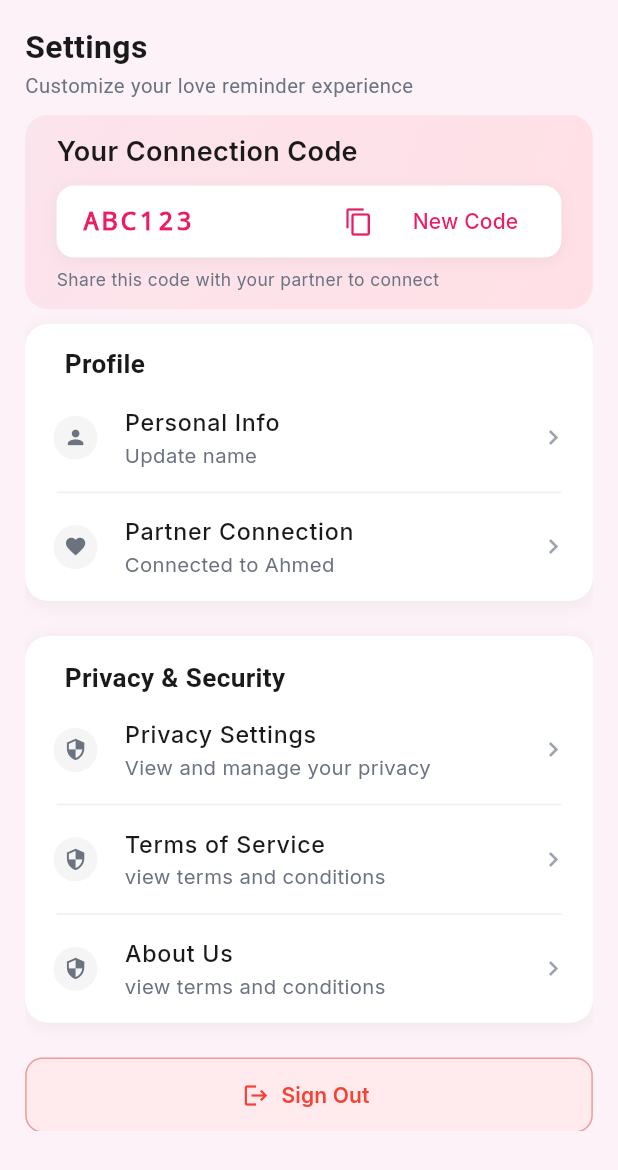
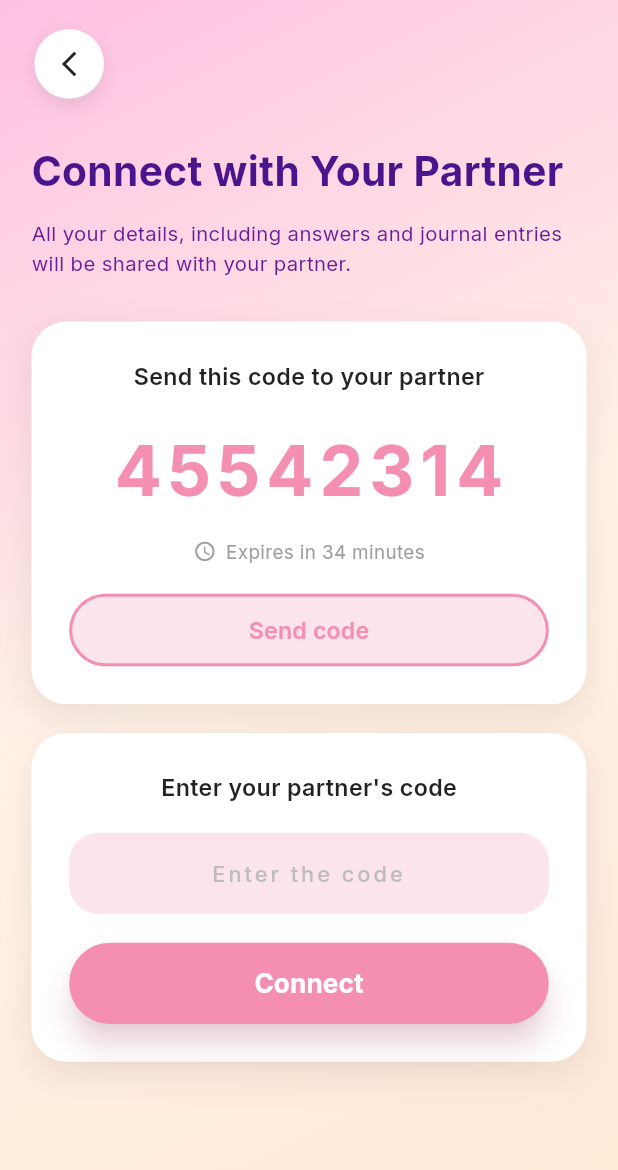
Before and after one commit to sagorahamed1/love-reminder, a Flutter app: the SettingsScreen widget shown alone on an empty page, opened directly, after a tap on "Partner Connection", on a phone screen of 412 x 824 dp. Shown: the top 1170 px of the screen. Run offline on Flutter 3.47's test engine with Material 3 defaults, Android fonts, the phone set to English and light mode, and no system bars; our stand-ins replace cached_network_image, firebase_auth, firebase_core, flutter_screenutil, flutter_staggered_animations, get and 5 more; missing offline and left inert: mime_type; accounts and stored records are empty; network calls fail.

Commit message:
connecttion system update

```diff
--- a/lib/main.dart
+++ b/lib/main.dart
@@ -14,6 +14,7 @@ import 'controllers/theme_controller.dart';
 import 'screens/auth/login_screen.dart';
 import 'screens/main_screen.dart';
 import 'screens/onboarding/onboarding_screen.dart';
+import 'screens/partner_connect_screen.dart';
 import 'screens/splash_screen.dart';
 import 'utils/app_colors.dart';
 
@@ -76,6 +77,7 @@ class MyLoveReminderApp extends StatelessWidget {
             GetPage(name: '/login', page: () => const LoginScreen()),
             GetPage(name: '/onboarding', page: () => const OnboardingScreen()),
             GetPage(name: '/main', page: () => const MainScreen()),
+            GetPage(name: '/partner-connect', page: () => const PartnerConnectScreen()),
           ],
           home: child,
         );
--- /dev/null
+++ b/lib/screens/partner_connect_screen.dart
@@ -0,0 +1,302 @@
+import 'package:flutter/material.dart';
+import 'package:flutter_screenutil/flutter_screenutil.dart';
+import 'dart:async';
+
+class PartnerConnectScreen extends StatefulWidget {
+  const PartnerConnectScreen({super.key});
+
+  @override
+  State<PartnerConnectScreen> createState() => _PartnerConnectScreenState();
+}
+
+class _PartnerConnectScreenState extends State<PartnerConnectScreen> {
+  final TextEditingController _partnerCodeController = TextEditingController();
+  final String _generatedCode = "45542314";
+  int _minutesRemaining = 34;
+  Timer? _timer;
+
+  @override
+  void initState() {
+    super.initState();
+    _startTimer();
+  }
+
+  void _startTimer() {
+    _timer = Timer.periodic(const Duration(minutes: 1), (timer) {
+      if (_minutesRemaining > 0) {
+        setState(() {
+          _minutesRemaining--;
+        });
+      } else {
+        timer.cancel();
+      }
+    });
+  }
+
+  @override
+  void dispose() {
+    _timer?.cancel();
+    _partnerCodeController.dispose();
+    super.dispose();
+  }
+
+  @override
+  Widget build(BuildContext context) {
+    return Scaffold(
+      body: Container(
+        decoration: const BoxDecoration(
+          gradient: LinearGradient(
+            begin: Alignment.topLeft,
+            end: Alignment.bottomRight,
+            colors: [
+              Color(0xFFFFC1E3),
+              Color(0xFFFFF2E6),
+              Color(0xFFFFE8D6),
+            ],
+          ),
+        ),
+        child: SafeArea(
+          child: Padding(
+            padding: EdgeInsets.symmetric(horizontal: 20.w),
+            child: Column(
+              crossAxisAlignment: CrossAxisAlignment.start,
+              children: [
+                SizedBox(height: 20.h),
+
+                // Back Button
+                GestureDetector(
+                  onTap: () => Navigator.pop(context),
+                  child: Container(
+                    width: 48.w,
+                    height: 48.h,
+                    decoration: BoxDecoration(
+                      color: Colors.white,
+                      shape: BoxShape.circle,
+                      boxShadow: [
+                        BoxShadow(
+                          color: Colors.black.withOpacity(0.1),
+                          blurRadius: 10,
+                          offset: const Offset(0, 4),
+                        ),
+                      ],
+                    ),
+                    child: const Icon(
+                      Icons.arrow_back_ios_new,
+                      color: Colors.black87,
+                      size: 20,
+                    ),
+                  ),
+                ),
+
+                SizedBox(height: 30.h),
+
+                // Title Section
+                Text(
+                  'Connect with Your Partner',
+                  style: TextStyle(
+                    fontSize: 28.sp,
+                    fontWeight: FontWeight.bold,
+                    color: const Color(0xFF4A148C),
+                  ),
+                ),
+                SizedBox(height: 12.h),
+                Text(
+                  'All your details, including answers and journal entries will be shared with your partner.',
+                  style: TextStyle(
+                    fontSize: 14.sp,
+                    color: const Color(0xFF6A1B9A),
+                    height: 1.5,
+                  ),
+                ),
+
+                SizedBox(height: 30.h),
+
+                // Send Code Card
+                Container(
+                  padding: EdgeInsets.all(24.w),
+                  decoration: BoxDecoration(
+                    color: Colors.white,
+                    borderRadius: BorderRadius.circular(24.r),
+                    boxShadow: [
+                      BoxShadow(
+                        color: Colors.black.withOpacity(0.08),
+                        blurRadius: 20,
+                        offset: const Offset(0, 8),
+                      ),
+                    ],
+                  ),
+                  child: Column(
+                    children: [
+                      Text(
+                        'Send this code to your partner',
+                        style: TextStyle(
+                          fontSize: 16.sp,
+                          fontWeight: FontWeight.w600,
+                          color: Colors.black87,
+                        ),
+                      ),
+                      SizedBox(height: 20.h),
+
+                      // Code Display
+                      Text(
+                        _generatedCode,
+                        style: TextStyle(
+                          fontSize: 48.sp,
+                          fontWeight: FontWeight.bold,
+                          color: const Color(0xFFF48FB1),
+                          letterSpacing: 4,
+                        ),
+                      ),
+
+                      SizedBox(height: 12.h),
+
+                      // Timer
+                      Row(
+                        mainAxisAlignment: MainAxisAlignment.center,
+                        children: [
+                          Icon(
+                            Icons.access_time,
+                            size: 16.sp,
+                            color: Colors.grey,
+                          ),
+                          SizedBox(width: 6.w),
+                          Text(
+                            'Expires in $_minutesRemaining minutes',
+                            style: TextStyle(
+                              fontSize: 13.sp,
+                              color: Colors.grey,
+                            ),
+                          ),
+                        ],
+                      ),
+
+                      SizedBox(height: 20.h),
+
+                      // Send Code Button
+                      SizedBox(
+                        width: double.infinity,
+                        height: 50.h,
+                        child: OutlinedButton(
+                          onPressed: () {
+                            // Handle send code
+                          },
+                          style: OutlinedButton.styleFrom(
+                            backgroundColor: const Color(0xFFFCE4EC),
+                            side: const BorderSide(
+                              color: Color(0xFFF48FB1),
+                              width: 2,
+                            ),
+                            shape: RoundedRectangleBorder(
+                              borderRadius: BorderRadius.circular(25.r),
+                            ),
+                          ),
+                          child: Text(
+                            'Send code',
+                            style: TextStyle(
+                              fontSize: 16.sp,
+                              fontWeight: FontWeight.w600,
+                              color: const Color(0xFFF48FB1),
+                            ),
+                          ),
+                        ),
+                      ),
+                    ],
+                  ),
+                ),
+
+                SizedBox(height: 20.h),
+
+                // Enter Code Card
+                Container(
+                  padding: EdgeInsets.all(24.w),
+                  decoration: BoxDecoration(
+                    color: Colors.white,
+                    borderRadius: BorderRadius.circular(24.r),
+                    boxShadow: [
+                      BoxShadow(
+                        color: Colors.black.withOpacity(0.08),
+                        blurRadius: 20,
+                        offset: const Offset(0, 8),
+                      ),
+                    ],
+                  ),
+                  child: Column(
+                    children: [
+                      Text(
+                        'Enter your partner\'s code',
+                        style: TextStyle(
+                          fontSize: 16.sp,
+                          fontWeight: FontWeight.w600,
+                          color: Colors.black87,
+                        ),
+                      ),
+                      SizedBox(height: 20.h),
+
+                      // Input Field
+                      Container(
+                        decoration: BoxDecoration(
+                          color: const Color(0xFFFCE4EC),
+                          borderRadius: BorderRadius.circular(20.r),
+                        ),
+                        child: TextField(
+                          controller: _partnerCodeController,
+                          textAlign: TextAlign.center,
+                          style: TextStyle(
+                            fontSize: 16.sp,
+                            fontWeight: FontWeight.w500,
+                            letterSpacing: 2,
+                          ),
+                          decoration: InputDecoration(
+                            hintText: 'Enter the code',
+                            hintStyle: TextStyle(
+                              color: Colors.grey.shade400,
+                              fontSize: 15.sp,
+                            ),
+                            border: InputBorder.none,
+                            contentPadding: EdgeInsets.symmetric(
+                              vertical: 16.h,
+                              horizontal: 20.w,
+                            ),
+                          ),
+                        ),
+                      ),
+
+                      SizedBox(height: 20.h),
+
+                      // Connect Button
+                      SizedBox(
+                        width: double.infinity,
+                        height: 56.h,
+                        child: ElevatedButton(
+                          onPressed: () {
+                            // Handle connect
+                          },
+                          style: ElevatedButton.styleFrom(
+                            backgroundColor: const Color(0xFFF48FB1),
+                            elevation: 8,
+                            shadowColor: const Color(0xFFF48FB1).withOpacity(0.5),
+                            shape: RoundedRectangleBorder(
+                              borderRadius: BorderRadius.circular(28.r),
+                            ),
+                          ),
+                          child: Text(
+                            'Connect',
+                            style: TextStyle(
+                              fontSize: 18.sp,
+                              fontWeight: FontWeight.bold,
+                              color: Colors.white,
+                            ),
+                          ),
+                        ),
+                      ),
+                    ],
+                  ),
+                ),
+              ],
+            ),
+          ),
+        ),
+      ),
+    );
+  }
+}
--- a/lib/screens/settings_screen.dart
+++ b/lib/screens/settings_screen.dart
@@ -2,10 +2,10 @@ import 'package:flutter/material.dart';
 import 'package:get/get.dart';
 import 'package:flutter_screenutil/flutter_screenutil.dart';
 import '../controllers/auth_controller.dart';
+import '../screens/partner_connect_screen.dart';
 import '../controllers/couple_controller.dart';
 import '../controllers/theme_controller.dart';
 import '../utils/app_colors.dart';
-import '../widgets/connection_code_card.dart';
 import '../widgets/settings_section.dart';
 import '../widgets/theme_selector.dart';
 import '../widgets/custom_text.dart';
@@ -57,15 +57,6 @@ class _SettingsScreenState extends State<SettingsScreen> {
                               const BouncingScrollPhysics(), // Better scroll physics
                           child: Column(
                             children: [
-                              ConnectionCodeCard(
-                                connectionCode:
-                                    coupleController.connectionCode.value,
-                                onGenerateNew: () {
-                                  coupleController.generateNewCode();
-                                },
-                              ),
-
-                              SizedBox(height: 10.h),
 
                               // Profile Section
                               SettingsSection(
@@ -89,7 +80,7 @@ class _SettingsScreenState extends State<SettingsScreen> {
                                         ? 'Connected to ${coupleController.partner.value!.name}'
                                         : 'Not connected',
                                     onTap: () {
-                                      // Handle connection management
+                                      Get.toNamed('/partner-connect');
                                     },
                                   ),
                                 ],
--- a/lib/widgets/connection_code_card.dart
+++ /dev/null
@@ -1,112 +0,0 @@
-import 'package:flutter/material.dart';
-import 'package:flutter/services.dart';
-import '../utils/app_colors.dart';
-import 'package:flutter_screenutil/flutter_screenutil.dart';
-
-class ConnectionCodeCard extends StatelessWidget {
-  final String connectionCode;
-  final VoidCallback onGenerateNew;
-
-  const ConnectionCodeCard({
-    super.key,
-    required this.connectionCode,
-    required this.onGenerateNew,
-  });
-
-  @override
-  Widget build(BuildContext context) {
-    return Container(
-      padding: EdgeInsets.symmetric(horizontal: 20.w, vertical: 12.h),
-      decoration: BoxDecoration(
-        gradient: const LinearGradient(
-          colors: [Color(0xFFFCE4EC), Color(0xFFFFE0E6)],
-          begin: Alignment.topLeft,
-          end: Alignment.bottomRight,
-        ),
-        borderRadius: BorderRadius.circular(16.r),
-      ),
-      child: Column(
-        crossAxisAlignment: CrossAxisAlignment.start,
-        children: [
-          const Text(
-            'Your Connection Code',
-            style: TextStyle(
-              fontSize: 18,
-              fontWeight: FontWeight.w600,
-              color: AppColors.textPrimary,
-            ),
-          ),
-          SizedBox(height: 10.h),
-
-          Container(
-            padding: EdgeInsets.symmetric(horizontal: 16.w),
-            decoration: BoxDecoration(
-              color: Colors.white,
-              borderRadius: BorderRadius.circular(12.r),
-              boxShadow: [
-                BoxShadow(
-                  color: Colors.black.withOpacity(0.05),
-                  blurRadius: 8.r,
-                  offset: Offset(0, 2.h),
-                ),
-              ],
-            ),
-            child: Row(
-              children: [
-                Expanded(
-                  child: Text(
-                    connectionCode,
-                    style: const TextStyle(
-                      fontSize: 18,
-                      fontWeight: FontWeight.bold,
-                      color: AppColors.primary,
-                      fontFamily: 'monospace',
-                      letterSpacing: 2,
-                    ).copyWith(fontSize: 18.sp),
-                  ),
-                ),
-                Row(
-                  children: [
-                    IconButton(
-                      onPressed: () {
-                        Clipboard.setData(ClipboardData(text: connectionCode));
-                        ScaffoldMessenger.of(context).showSnackBar(
-                          const SnackBar(
-                            content: Text('Connection code copied!'),
-                            duration: Duration(seconds: 2),
-                          ),
-                        );
-                      },
-                      icon: Icon(
-                        Icons.copy,
-                        color: AppColors.primary,
-                        size: 20,
-                      ),
-                    ),
-                    TextButton(
-                      onPressed: onGenerateNew,
-                      child: Text(
-                        'New Code',
-                        style: TextStyle(
-                          fontSize: 14,
-                          fontWeight: FontWeight.w500,
-                          color: AppColors.primary,
-                        ),
-                      ),
-                    ),
-                  ],
-                ),
-              ],
-            ),
-          ),
-
-          SizedBox(height: 6.h),
-          Text(
-            'Share this code with your partner to connect',
-            style: TextStyle(fontSize: 12.sp, color: AppColors.textSecondary),
-          ),
-        ],
-      ),
-    );
-  }
-}
```
